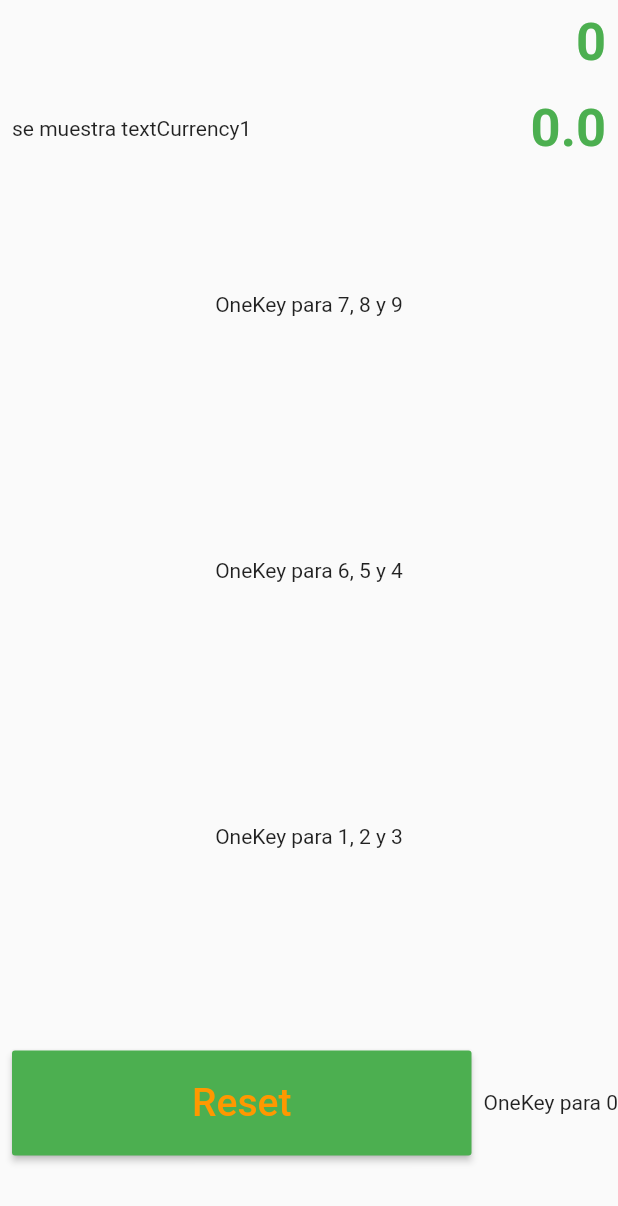
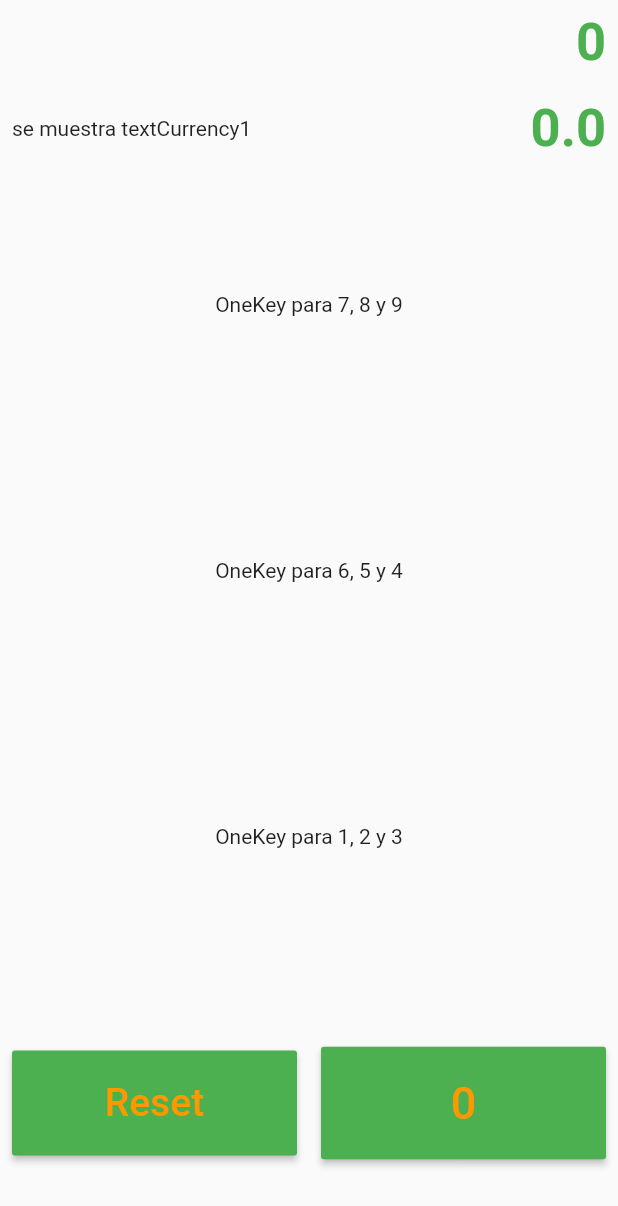
Before and after one commit to yulyber/Conversor-de-monedas-, a Flutter app: the KeyPad widget shown alone on an empty page, opened directly with empty values, after a tap on "Reset", on a phone screen of 412 x 824 dp. Shown: the top 1206 px of the screen. Run offline on Flutter 3.47's test engine with Material 2 defaults, Android fonts, the phone set to English and light mode, and no system bars; missing offline and left inert: direct_select.

Commit message:
cambio rea

```diff
--- a/lib/ui/widgets/key_pad.dart
+++ b/lib/ui/widgets/key_pad.dart
@@ -31,10 +31,14 @@ class _KeyPadState extends State<KeyPad> {
       if (k == 10) {
         // TODO
         // cuando k es 10 se debe volver el estado a cero
+        _currency1=0;
+        _currency2=0;
       } else {
         // TODO
         // _currency1 debe cambiar con el keypad
         // _currency2 debe cambiar de acuerdo con _currency1 y la tasa de cambio
+        _currency1= _currency1*10+k;
+        _currency2= _currency1*widget.rate;
       }
     });
   }
@@ -150,7 +154,7 @@ class _KeyPadState extends State<KeyPad> {
               ),
               // TODO
               // en cada OneKey se manda el número y _onPressed para callback
-              const Text('OneKey para 0'),
+              OneKey(number: 0, callback: _onPressed),
             ]),
           )
         ]);
```
